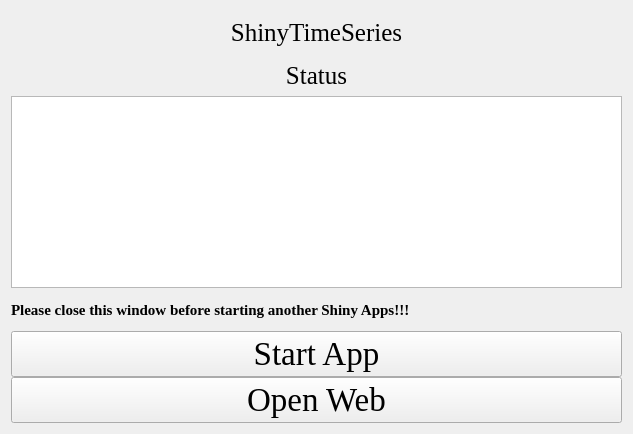
Before: the Qt Designer form ShinyTimeSeries.ui in hzaurzli/MicroWorldOmics, drawn with Qt 5.
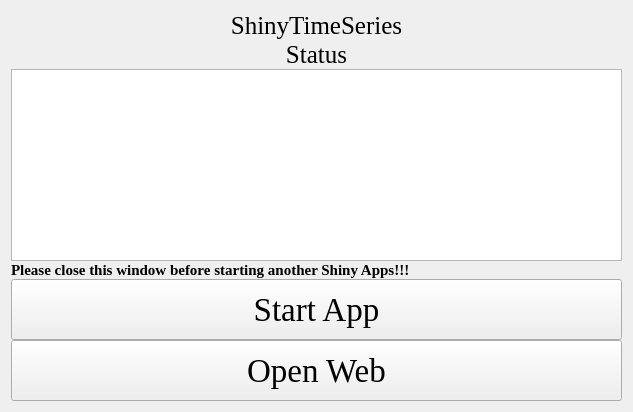
After: the same form once the commit is applied. Icons and pictures are not drawn.

The edit to the form file:
```diff
--- a/ShinyTimeSeries.ui
+++ b/ShinyTimeSeries.ui
@@ -7,7 +7,7 @@
     <x>0</x>
     <y>0</y>
     <width>633</width>
-    <height>434</height>
+    <height>412</height>
    </rect>
   </property>
   <property name="windowTitle">
@@ -27,6 +27,12 @@
      </property>
      <item row="0" column="0" colspan="3">
       <widget class="QLabel" name="label">
+       <property name="sizePolicy">
+        <sizepolicy hsizetype="Preferred" vsizetype="Fixed">
+         <horstretch>0</horstretch>
+         <verstretch>0</verstretch>
+        </sizepolicy>
+       </property>
        <property name="font">
         <font>
          <family>Times New Roman</family>
@@ -43,6 +49,12 @@
      </item>
      <item row="3" column="0" colspan="3">
       <widget class="QLabel" name="label_4">
+       <property name="sizePolicy">
+        <sizepolicy hsizetype="Preferred" vsizetype="Fixed">
+         <horstretch>0</horstretch>
+         <verstretch>0</verstretch>
+        </sizepolicy>
+       </property>
        <property name="font">
         <font>
          <family>Times New Roman</family>
@@ -66,6 +78,12 @@
      </item>
      <item row="7" column="0" colspan="3">
       <widget class="QLabel" name="label_3">
+       <property name="sizePolicy">
+        <sizepolicy hsizetype="Preferred" vsizetype="Fixed">
+         <horstretch>0</horstretch>
+         <verstretch>0</verstretch>
+        </sizepolicy>
+       </property>
        <property name="font">
         <font>
          <family>Times New Roman</family>
@@ -81,6 +99,12 @@
      </item>
      <item row="8" column="0" colspan="3">
       <widget class="QPushButton" name="pushButton">
+       <property name="sizePolicy">
+        <sizepolicy hsizetype="Preferred" vsizetype="Preferred">
+         <horstretch>0</horstretch>
+         <verstretch>0</verstretch>
+        </sizepolicy>
+       </property>
        <property name="font">
         <font>
          <family>Times New Roman</family>
@@ -94,6 +118,12 @@
      </item>
      <item row="9" column="0" colspan="3">
       <widget class="QPushButton" name="pushButton_2">
+       <property name="sizePolicy">
+        <sizepolicy hsizetype="Preferred" vsizetype="Preferred">
+         <horstretch>0</horstretch>
+         <verstretch>0</verstretch>
+        </sizepolicy>
+       </property>
        <property name="font">
         <font>
          <family>Times New Roman</family>
```
